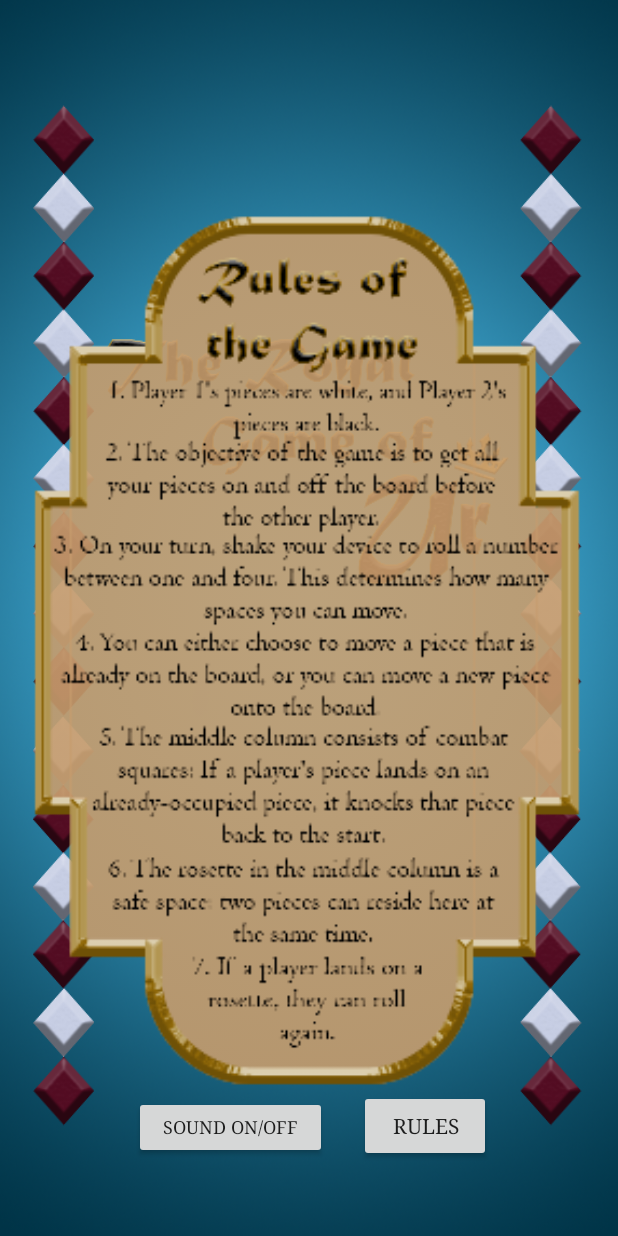
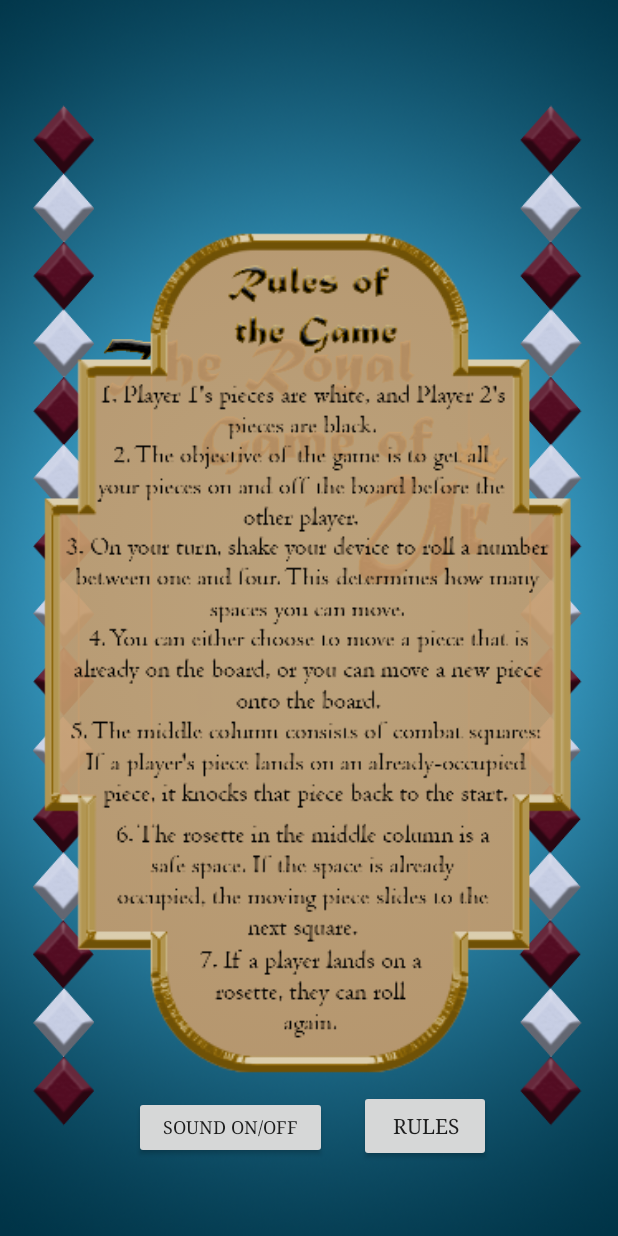
Before and after one commit to liben002/EC327, an Android app: the screen it shows after launch (MainActivity), after a tap on "RULES", on a phone screen of 412 x 824 dp. Run offline under Robolectric (Android 15) with nearby library versions, the light colour scheme and no system bars.

Commit message:
fixed rules, music now loops

```diff
--- a/app/src/main/java/com/main/MainActivity.java
+++ b/app/src/main/java/com/main/MainActivity.java
@@ -44,6 +44,7 @@ public class MainActivity extends Activity {
         // plays the audio track
         audio = MediaPlayer.create(MainActivity.this,R.raw.sao_meo_orchestral_mix);
         audio.start();
+        audio.setLooping(true);
 
         singleButton.setOnClickListener(new View.OnClickListener() {
             @Override
@@ -97,6 +98,7 @@ public class MainActivity extends Activity {
                 {
                     audio = MediaPlayer.create(MainActivity.this,R.raw.sao_meo_orchestral_mix);
                     audio.start();
+                    audio.setLooping(true);
                 }
             }
         });
--- a/app/src/main/res/layout/activity_main.xml
+++ b/app/src/main/res/layout/activity_main.xml
@@ -133,16 +133,16 @@
 
         <ImageView
             android:id="@+id/rulesBoard"
-            android:layout_width="485dp"
-            android:layout_height="648dp"
+            android:layout_width="413dp"
+            android:layout_height="599dp"
             android:layout_alignParentStart="true"
             android:layout_alignParentTop="true"
             android:layout_alignParentEnd="true"
             android:layout_alignParentBottom="true"
-            android:layout_marginStart="-35dp"
-            android:layout_marginTop="25dp"
-            android:layout_marginEnd="-31dp"
-            android:layout_marginBottom="67dp"
+            android:layout_marginStart="-5dp"
+            android:layout_marginTop="51dp"
+            android:layout_marginEnd="5dp"
+            android:layout_marginBottom="90dp"
             android:contentDescription="@string/rule"
             android:cropToPadding="false"
             android:scaleType="fitCenter"
```
Also changed, not shown: app/src/main/res/mipmap-xxhdpi/fullrules.png.
